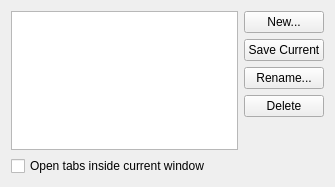
Old version of the form src/konqsessiondlg_base.ui in the repository KDE/konqueror.
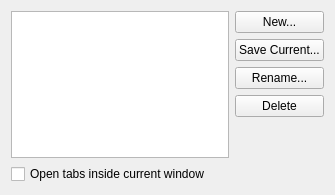
New version of the form.

Commit message:
Allow to save a session only including the current window
GUI: new selection dialog for single/all windows

What changed in the file:
```diff
--- a/src/konqsessiondlg_base.ui
+++ b/src/konqsessiondlg_base.ui
@@ -1,12 +1,12 @@
 <ui version="4.0" >
  <class>KonqSessionDlgBase</class>
- <widget class="QWidget" name="KonqSessionDlgBase" >
-  <property name="geometry" >
+ <widget class="QWidget" name="KonqSessionDlgBase">
+  <property name="geometry">
    <rect>
     <x>0</x>
     <y>0</y>
     <width>335</width>
-    <height>187</height>
+    <height>195</height>
    </rect>
   </property>
   <layout class="QGridLayout" name="gridLayout" >
@@ -27,9 +27,9 @@
           </widget>
          </item>
          <item>
-          <widget class="QPushButton" name="m_pSaveCurrentButton" >
-           <property name="text" >
-            <string comment="@action:button Save current session">Save Current</string>
+          <widget class="QPushButton" name="m_pSaveCurrentButton">
+           <property name="text">
+            <string comment="@action:button Save current session">Save Current...</string>
            </property>
           </widget>
          </item>
```
Left out of the diff: 39 changed lines with no effect on the pictures. The commit also changes 6 other files.
